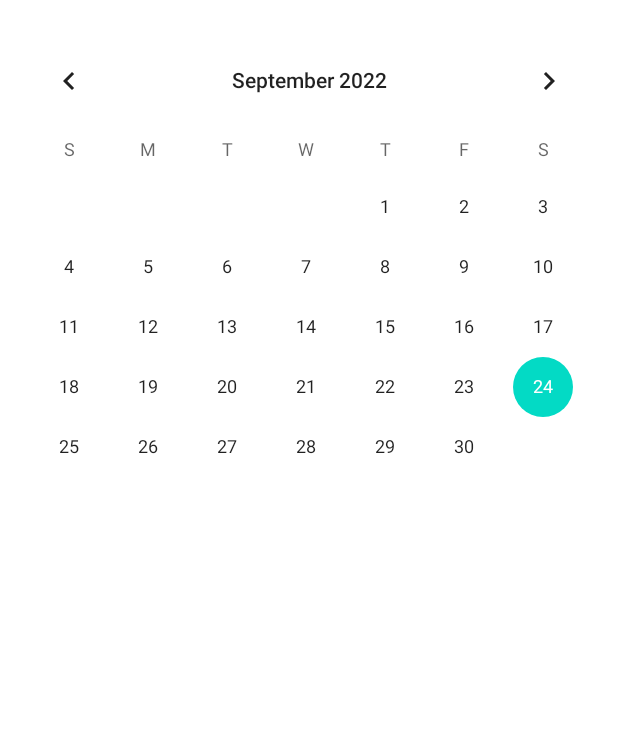
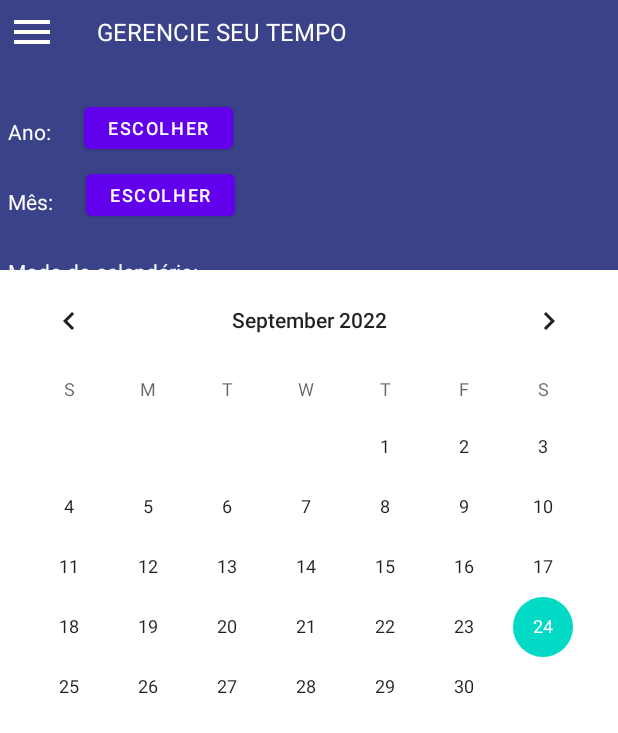
Before and after one commit to Adriano-Ivan/AdagioAgendaDigital, an Android app: the Home screen opened directly, with no data from a screen before it, on a phone screen of 412 x 824 dp. Shown: the top 733 px of the screen. Run offline under Robolectric (Android 15) with nearby library versions, the phone set to English and light mode, and no system bars.

Commit message:
banner com com opções, dialog para escolha de ano

```diff
--- a/app/build.gradle
+++ b/app/build.gradle
@@ -24,6 +24,7 @@ android {
     compileOptions {
         sourceCompatibility JavaVersion.VERSION_1_8
         targetCompatibility JavaVersion.VERSION_1_8
+        coreLibraryDesugaringEnabled true
     }
 }
 
@@ -33,6 +34,8 @@ dependencies {
     implementation 'com.google.android.material:material:1.6.1'
     implementation 'androidx.constraintlayout:constraintlayout:2.1.4'
     testImplementation 'junit:junit:4.13.2'
+    implementation 'io.github.dzmitry-lakisau:month-year-picker-dialog:1.0.0'
     androidTestImplementation 'androidx.test.ext:junit:1.1.3'
     androidTestImplementation 'androidx.test.espresso:espresso-core:3.4.0'
+    coreLibraryDesugaringEnabled 'com.android.tools:desugar_jdk_libs:1.0.10'
 }
--- a/app/src/main/java/br/com/adagio/adagioagendadigital/activities/home/Home.java
+++ /dev/null
@@ -1,38 +0,0 @@
-package br.com.adagio.adagioagendadigital.activities.home;
-
-import androidx.annotation.NonNull;
-import androidx.appcompat.app.AppCompatActivity;
-
-import android.os.Bundle;
-import android.widget.CalendarView;
-
-import br.com.adagio.adagioagendadigital.R;
-
-public class Home extends AppCompatActivity implements CalendarView.OnDateChangeListener {
-
-    private CalendarView calendarView;
-
-    @Override
-    protected void onCreate(Bundle savedInstanceState) {
-        super.onCreate(savedInstanceState);
-        setContentView(R.layout.activity_home);
-
-        definirViews();
-        definirListeners();
-
-        getSupportActionBar().hide();
-    }
-
-    private void definirViews(){
-        calendarView = findViewById(R.id.activity_home_calendar);
-    }
-
-    private void definirListeners(){
-        calendarView.setOnDateChangeListener(this);
-    }
-
-    @Override
-    public void onSelectedDayChange(@NonNull CalendarView view, int year, int month, int dayOfMonth) {
-
-    }
-}
--- a/app/src/main/java/br/com/adagio/adagioagendadigital/activities/form_register/FormRegister.java
+++ b/app/src/main/java/br/com/adagio/adagioagendadigital/ui/activities/form_register/FormRegister.java
@@ -1,4 +1,4 @@
-package br.com.adagio.adagioagendadigital.activities.form_register;
+package br.com.adagio.adagioagendadigital.ui.activities.form_register;
 
 import androidx.annotation.NonNull;
 import androidx.appcompat.app.AppCompatActivity;
--- /dev/null
+++ b/app/src/main/java/br/com/adagio/adagioagendadigital/ui/activities/home/Home.java
@@ -0,0 +1,71 @@
+package br.com.adagio.adagioagendadigital.ui.activities.home;
+
+import android.os.Bundle;
+import android.util.Log;
+import android.view.View;
+
+import android.widget.Button;
+import android.widget.CalendarView;
+import androidx.annotation.NonNull;
+import androidx.appcompat.app.AppCompatActivity;
+
+import java.time.LocalDate;
+import java.time.LocalDateTime;
+import java.time.chrono.ChronoLocalDate;
+import java.util.Date;
+
+import br.com.adagio.adagioagendadigital.R;
+import br.com.adagio.adagioagendadigital.ui.activities.home.views.NumberPickerDialogToChooseYear;
+import kotlin.time.MonoTimeSourceKt;
+
+public class Home extends AppCompatActivity implements CalendarView.OnDateChangeListener, View.OnClickListener,
+        NumberPickerDialogToChooseYear.onSaveYearListener {
+
+    private CalendarView calendarView;
+    private Button buttonToChooseYear;
+    private Button buttonToChooseMonth;
+
+    @Override
+    protected void onCreate(Bundle savedInstanceState) {
+        super.onCreate(savedInstanceState);
+        setContentView(R.layout.activity_home);
+
+        definirViews();
+        definirListeners();
+
+
+        getSupportActionBar().hide();
+    }
+
+    private void definirViews(){
+        calendarView = findViewById(R.id.activity_home_calendar);
+        buttonToChooseMonth = findViewById(R.id.activity_home_button_choose_month);
+        buttonToChooseYear = findViewById(R.id.activity_home_button_choose_year);
+    }
+
+    private void definirListeners(){
+        calendarView.setOnDateChangeListener(this);
+
+        buttonToChooseYear.setOnClickListener(this);
+        buttonToChooseMonth.setOnClickListener(this);
+    }
+
+    @Override
+    public void onSelectedDayChange(@NonNull CalendarView view, int year, int month, int dayOfMonth) {
+
+    }
+
+    @Override
+    public void onClick(View v) {
+        if(v.getId() == R.id.activity_home_button_choose_year){
+            NumberPickerDialogToChooseYear dialog = new NumberPickerDialogToChooseYear();
+            dialog.show(getSupportFragmentManager(), "dialog");
+        }
+    }
+
+    @Override
+    public void onSaveYear(int ano) {
+        LocalDateTime newDate =  LocalDateTime.of(ano, 0,0,0,0);
+        Log.i("ANO ESCOLHIDO", "onSaveYear: "+ano);
+    }
+}
--- /dev/null
+++ b/app/src/main/res/drawable/ic_baseline_menu_24.xml
@@ -0,0 +1,5 @@
+<vector android:height="32dp" android:tint="#FFFFFF"
+    android:viewportHeight="24" android:viewportWidth="24"
+    android:width="32dp" xmlns:android="http://schemas.android.com/apk/res/android">
+    <path android:fillColor="@android:color/white" android:pathData="M3,18h18v-2L3,16v2zM3,13h18v-2L3,11v2zM3,6v2h18L21,6L3,6z"/>
+</vector>
--- a/app/src/main/res/layout/activity_form_login.xml
+++ b/app/src/main/res/layout/activity_form_login.xml
@@ -13,7 +13,7 @@
     android:layout_height="match_parent"
     android:backgroundTint="@color/weak_white"
     android:paddingBottom="25dp"
-    tools:context=".activities.form_login.FormLogin">
+    tools:context=".ui.activities.form_login.FormLogin">
 
     <ImageView
         android:id="@+id/user_logo"
--- a/app/src/main/res/layout/activity_form_register.xml
+++ b/app/src/main/res/layout/activity_form_register.xml
@@ -15,7 +15,7 @@
     android:layout_height="match_parent"
     android:layout_marginBottom="25dp"
     android:backgroundTint="@color/weak_white"
-    tools:context=".activities.form_register.FormRegister">
+    tools:context=".ui.activities.form_register.FormRegister">
 
 
     <View
--- a/app/src/main/res/layout/activity_home.xml
+++ b/app/src/main/res/layout/activity_home.xml
@@ -1,39 +1,142 @@
 <?xml version="1.0" encoding="utf-8"?>
 
-<ScrollView android:layout_width="match_parent"
+<ScrollView xmlns:app="http://schemas.android.com/apk/res-auto"
+    xmlns:tools="http://schemas.android.com/tools"
+    android:layout_width="match_parent"
     android:layout_height="match_parent"
     android:layout_marginBottom="25dp"
     android:fillViewport="true"
     xmlns:android="http://schemas.android.com/apk/res/android">
 
-<androidx.constraintlayout.widget.ConstraintLayout xmlns:android="http://schemas.android.com/apk/res/android"
-    xmlns:app="http://schemas.android.com/apk/res-auto"
-    xmlns:tools="http://schemas.android.com/tools"
+<androidx.constraintlayout.widget.ConstraintLayout
     android:layout_width="match_parent"
     android:layout_height="match_parent"
 
-    tools:context=".activities.home.Home">
+    tools:context=".ui.activities.home.Home">
 
-    <View
-        android:id="@+id/containerHomeFragments"
-        style="@style/ContainerFragments"
+    <ImageView
+        android:id="@+id/banner_home"
+        android:layout_width="0dp"
+        android:layout_height="180dp"
+        app:layout_constraintBottom_toBottomOf="parent"
+        app:layout_constraintEnd_toEndOf="parent"
         app:layout_constraintStart_toStartOf="parent"
-        app:layout_constraintEnd_toEndOf="parent"
         app:layout_constraintTop_toTopOf="parent"
-        android:layout_marginBottom="40dp"
-        />
+        app:layout_constraintVertical_bias="0.0"
+        app:srcCompat="@color/adagio_purple" />
 
     <CalendarView
         android:id="@+id/activity_home_calendar"
         android:layout_width="match_parent"
         android:layout_height="wrap_content"
-        app:layout_constraintTop_toTopOf="@+id/containerHomeFragments"
-        app:layout_constraintStart_toStartOf="@+id/containerHomeFragments"
-        app:layout_constraintEnd_toEndOf="@id/containerHomeFragments"
+        app:layout_constraintTop_toBottomOf="@id/banner_home"
+        app:layout_constraintStart_toStartOf="parent"
+        app:layout_constraintEnd_toEndOf="parent"
+
         >
 
     </CalendarView>
 
+    <ImageButton
+        android:id="@+id/activity_home_menu_button"
+        android:layout_width="wrap_content"
+        android:layout_height="wrap_content"
+        android:layout_marginStart="5dp"
+        android:layout_marginTop="5dp"
+        android:background="@color/adagio_purple"
+        app:layout_constraintBottom_toBottomOf="parent"
+        app:layout_constraintEnd_toEndOf="parent"
+        app:layout_constraintHorizontal_bias="0.0"
+        app:layout_constraintStart_toStartOf="parent"
+        app:layout_constraintTop_toTopOf="parent"
+        app:layout_constraintVertical_bias="0.0"
+        app:srcCompat="@drawable/ic_baseline_menu_24" />
+
+    <TextView
+        android:id="@+id/activity_view_manage_your_time_message"
+        android:layout_width="wrap_content"
+        android:layout_height="wrap_content"
+        android:layout_marginStart="8dp"
+        android:layout_marginTop="10dp"
+        android:layout_marginEnd="8dp"
+        android:layout_marginBottom="14dp"
+        android:text="@string/activity_home_manage_your_time_message"
+        android:textColor="#FFFFFF"
+        android:textSize="16sp"
+        app:layout_constraintBottom_toBottomOf="parent"
+        app:layout_constraintEnd_toEndOf="parent"
+        app:layout_constraintHorizontal_bias="0.1"
+        app:layout_constraintStart_toEndOf="@+id/activity_home_menu_button"
+        app:layout_constraintTop_toTopOf="parent"
+        app:layout_constraintVertical_bias="0.0" />
+
+    <TextView
+        android:id="@+id/activity_home_text_year"
+        android:layout_width="wrap_content"
+        android:layout_height="wrap_content"
+        android:text="@string/year"
+        android:textColor="#FFFFFF"
+        app:layout_constraintBottom_toBottomOf="parent"
+        app:layout_constraintEnd_toEndOf="parent"
+        app:layout_constraintHorizontal_bias="0.0"
+        app:layout_constraintStart_toStartOf="@+id/activity_home_menu_button"
+        app:layout_constraintTop_toTopOf="parent"
+        app:layout_constraintVertical_bias="0.100000024" />
+
+    <Button
+        android:id="@+id/activity_home_button_choose_year"
+        android:layout_width="wrap_content"
+        android:layout_height="40dp"
+        android:layout_marginTop="13dp"
+        android:text="@string/choose"
+        android:textSize="12sp"
+        app:layout_constraintBottom_toBottomOf="parent"
+        app:layout_constraintEnd_toEndOf="parent"
+        app:layout_constraintHorizontal_bias="0.08"
+        app:layout_constraintStart_toEndOf="@+id/activity_home_text_year"
+        app:layout_constraintTop_toTopOf="parent"
+        app:layout_constraintVertical_bias="0.06999999" />
+
+    <TextView
+        android:id="@+id/activity_home_text_month"
+        android:layout_width="wrap_content"
+        android:layout_height="wrap_content"
+        android:text="@string/month"
+        android:textColor="#FFFFFF"
+        app:layout_constraintBottom_toBottomOf="parent"
+        app:layout_constraintEnd_toEndOf="parent"
+        app:layout_constraintHorizontal_bias="0.0"
+        app:layout_constraintStart_toStartOf="@+id/activity_home_text_year"
+        app:layout_constraintTop_toTopOf="parent"
+        app:layout_constraintVertical_bias="0.16000003" />
+
+    <Button
+        android:id="@+id/activity_home_button_choose_month"
+        android:layout_width="wrap_content"
+        android:layout_height="40dp"
+        android:layout_marginTop="13dp"
+        android:text="@string/choose"
+        android:textSize="12sp"
+        app:layout_constraintBottom_toBottomOf="parent"
+        app:layout_constraintEnd_toEndOf="parent"
+        app:layout_constraintHorizontal_bias="0.08"
+        app:layout_constraintStart_toEndOf="@+id/activity_home_text_month"
+        app:layout_constraintTop_toTopOf="parent"
+        app:layout_constraintVertical_bias="0.13" />
+    <TextView
+        android:id="@+id/activity_home_text_mode_calendar"
+        android:layout_width="wrap_content"
+        android:layout_height="wrap_content"
+        android:text="@string/mode_calendar"
+        android:textColor="#FFFFFF"
+        app:layout_constraintBottom_toBottomOf="parent"
+        app:layout_constraintEnd_toEndOf="parent"
+        app:layout_constraintHorizontal_bias="0.0"
+        app:layout_constraintStart_toStartOf="@+id/activity_home_text_month"
+        app:layout_constraintTop_toTopOf="parent"
+        app:layout_constraintVertical_bias="0.22000003" />
+
+
 </androidx.constraintlayout.widget.ConstraintLayout>
 
 </ScrollView>
--- a/app/src/main/res/values/strings.xml
+++ b/app/src/main/res/values/strings.xml
@@ -11,4 +11,11 @@
     <string name="telefone">Telefone</string>
     <string name="cpf">CPF</string>
     <string name="confirm_password">Confirme a senha</string>
+    <string name="activity_home_manage_your_time_message">GERENCIE SEU TEMPO</string>
+    <string name="year">Ano:</string>
+    <string name="month">Mês:</string>
+    <string name="mode_calendar">Modo do calendário:</string>
+    <string name="choose">Escolher</string>
+    <string name="confirmar">Confirmar</string>
+    <string name="cancel">Cancelar</string>
 </resources>
```
Also changed, not shown: app/src/main/AndroidManifest.xml (+4 -5 lines), app/src/main/java/br/com/adagio/adagioagendadigital/activities/MainActivity.java (deleted, +0 -16 lines), app/src/main/java/br/com/adagio/adagioagendadigital/ui/activities/form_login/FormLogin.java (renamed from app/src/main/java/br/com/adagio/adagioagendadigital/activities/form_login/FormLogin.java, +3 -4 lines), app/src/main/java/br/com/adagio/adagioagendadigital/ui/activities/home/views/NumberPickerDialogToChooseYear.java (added, +100 -0 lines), app/src/main/res/layout/activity_main.xml (deleted, +0 -18 lines), app/src/main/res/layout/number_picker_to_choose_year_view.xml (added, +10 -0 lines).
